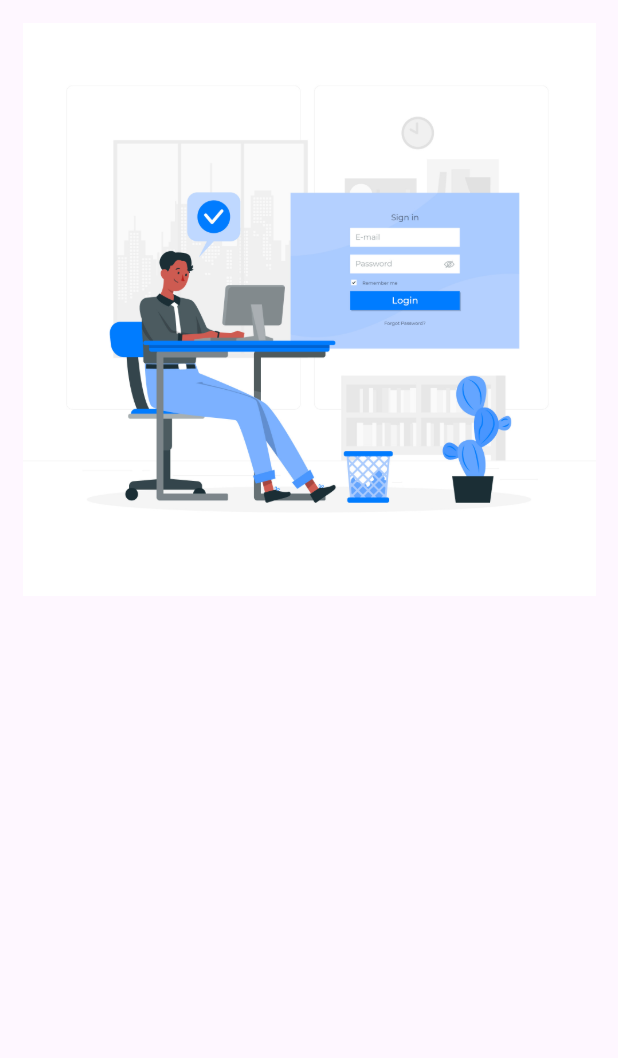
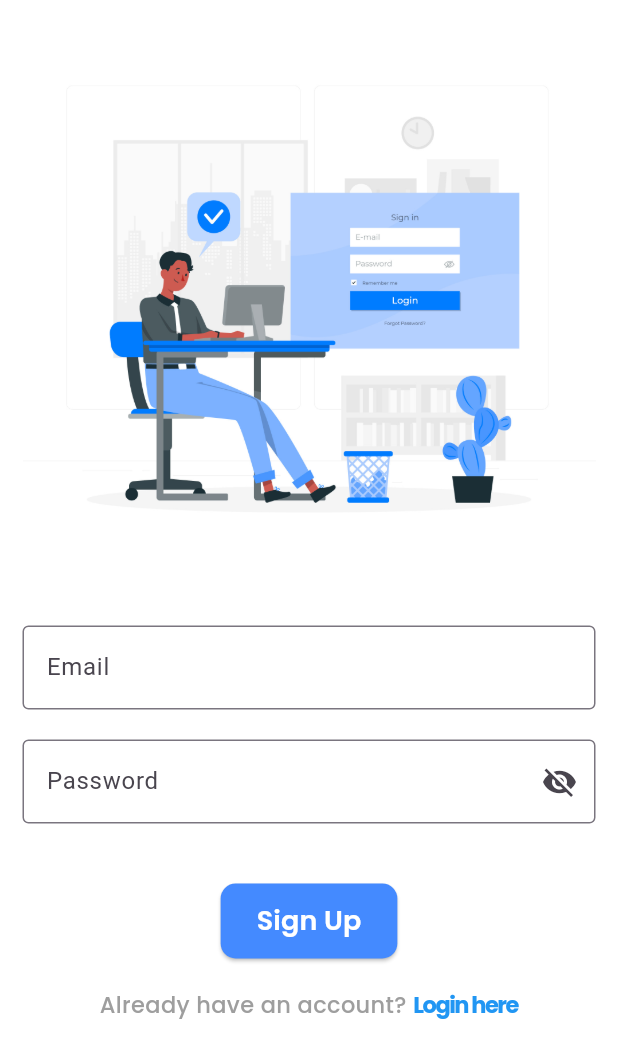
Before and after one commit to as-morat/Snackzi, a Flutter app: the screen it shows after launch, on a phone screen of 412 x 824 dp. Shown: the top 1058 px of the screen. Run offline on Flutter 3.47's test engine with Material 3 defaults, Android fonts, the phone set to English and light mode, and no system bars; our stand-ins replace flutter_dotenv, google_fonts, supabase_flutter; accounts and stored records are empty.

Commit message:
add widget for custom button & update signup screen

```diff
--- a/lib/pages/auth/sign_up_screen.dart
+++ b/lib/pages/auth/sign_up_screen.dart
@@ -1,16 +1,89 @@
 import 'package:flutter/material.dart';
+import 'package:food_delivery/widgets/my_button.dart';
+import 'package:google_fonts/google_fonts.dart';
 
-class SignUpScreen extends StatelessWidget {
+class SignUpScreen extends StatefulWidget {
   const SignUpScreen({super.key});
 
   @override
+  State<SignUpScreen> createState() => _SignUpScreenState();
+}
+
+class _SignUpScreenState extends State<SignUpScreen> {
+  final TextEditingController emailController = TextEditingController();
+  final TextEditingController passwordController = TextEditingController();
+  bool isChecked = false;
+
+  final baseText = GoogleFonts.poppins(
+    fontSize: 15,
+    fontWeight: .w500,
+    color: Colors.grey,
+  );
+  @override
   Widget build(BuildContext context) {
     return Scaffold(
-      body: Padding(padding: .all(15), child: Column(
-        children: [
-          Image.asset("images/6343825.jpg", width: 500, fit: .cover,)
-        ],
-      )),
+      backgroundColor: Colors.white,
+      body: Padding(
+        padding: .all(15),
+        child: Column(
+          children: [
+            // Intro Images
+            Image.asset("images/6343825.jpg", width: 500, fit: .cover),
+            const SizedBox(height: 20),
+            // Input Fields for email
+            TextField(
+              controller: emailController,
+              decoration: InputDecoration(
+                labelText: "Email",
+                border: OutlineInputBorder(),
+              ),
+            ),
+            const SizedBox(height: 20),
+            // Input Fields for Password
+            TextField(
+              controller: passwordController,
+              obscureText: !isChecked,
+              decoration: InputDecoration(
+                labelText: "Password",
+                border: OutlineInputBorder(),
+                suffixIcon: IconButton(
+                  onPressed: () {
+                    setState(() {
+                      isChecked = !isChecked;
+                    });
+                  },
+                  icon: Icon(
+                    isChecked ? Icons.visibility : Icons.visibility_off,
+                  ),
+                ),
+              ),
+            ),
+            const SizedBox(height: 40),
+            // Sign Up Button
+            SizedBox(
+              child: MyButton(onTap: () {}, buttonText: "Sign Up"),
+            ),
+            const SizedBox(height: 20),
+            // Already have an account?
+            Row(
+              mainAxisAlignment: .center,
+              mainAxisSize: .min,
+              children: [
+                Text("Already have an account?", style: baseText),
+                const SizedBox(width: 5),
+                Text(
+                  "Login here",
+                  style: baseText.copyWith(
+                    fontWeight: .bold,
+                    color: Colors.blue,
+                    letterSpacing: -1,
+                  ),
+                ),
+              ],
+            ),
+          ],
+        ),
+      ),
     );
   }
 }
--- /dev/null
+++ b/lib/widgets/my_button.dart
@@ -0,0 +1,34 @@
+import 'package:flutter/material.dart';
+import 'package:google_fonts/google_fonts.dart';
+
+class MyButton extends StatelessWidget {
+  final VoidCallback onTap;
+  final String buttonText;
+  final Color? color;
+  const MyButton({
+    super.key,
+    required this.onTap,
+    required this.buttonText,
+    this.color = Colors.blueAccent,
+  });
+
+  @override
+  Widget build(BuildContext context) {
+    return ElevatedButton(
+      onPressed: onTap,
+      style: ElevatedButton.styleFrom(
+        padding: const .symmetric(vertical: 12, horizontal: 24),
+        backgroundColor: color,
+        shape: RoundedRectangleBorder(borderRadius: .circular(10)),
+      ),
+      child: Text(
+        buttonText,
+        style: GoogleFonts.poppins(
+          fontSize: 18,
+          fontWeight: .w600,
+          color: Colors.white,
+        ),
+      ),
+    );
+  }
+}
```
